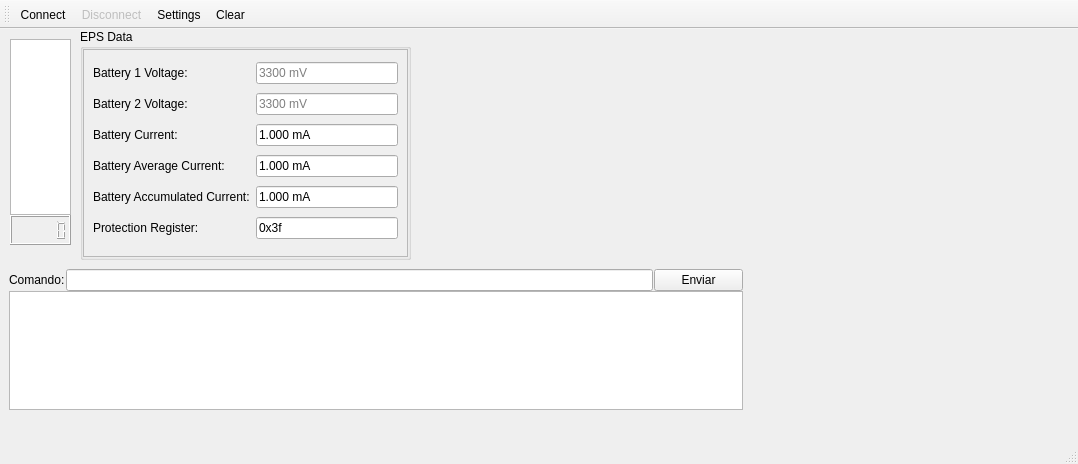
Before: the Qt Designer form CubeSAT_COM/mainwindow.ui in renatomeneghin/CubeSAT_COM_App, drawn with Qt 5.
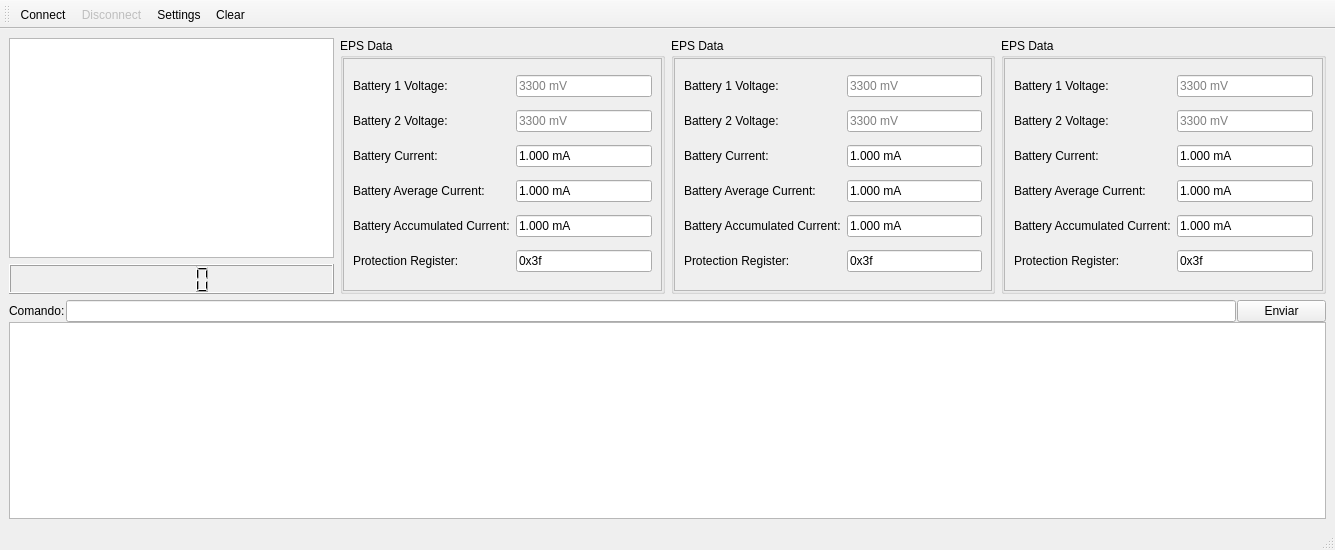
After: the same form once the commit is applied. Icons and pictures are not drawn.

The edit to the form file:
```diff
--- a/CubeSAT_COM/mainwindow.ui
+++ b/CubeSAT_COM/mainwindow.ui
@@ -6,92 +6,20 @@
    <rect>
     <x>0</x>
     <y>0</y>
-    <width>1078</width>
-    <height>464</height>
+    <width>1335</width>
+    <height>550</height>
    </rect>
   </property>
   <property name="windowTitle">
    <string>Controlador CubeSAT - SpaceLAB UFSC</string>
   </property>
   <widget class="QWidget" name="centralwidget">
-   <widget class="QFrame" name="verticalFrame_2">
-    <property name="geometry">
-     <rect>
-      <x>9</x>
-      <y>240</y>
-      <width>734</width>
-      <height>141</height>
-     </rect>
-    </property>
-    <property name="sizePolicy">
-     <sizepolicy hsizetype="Preferred" vsizetype="Preferred">
-      <horstretch>0</horstretch>
-      <verstretch>0</verstretch>
-     </sizepolicy>
-    </property>
-    <layout class="QVBoxLayout" name="verticalLayout_3">
-     <property name="spacing">
-      <number>0</number>
-     </property>
-     <property name="sizeConstraint">
-      <enum>QLayout::SetDefaultConstraint</enum>
-     </property>
-     <property name="leftMargin">
-      <number>0</number>
-     </property>
-     <property name="topMargin">
-      <number>0</number>
-     </property>
-     <property name="rightMargin">
-      <number>0</number>
-     </property>
-     <property name="bottomMargin">
-      <number>0</number>
-     </property>
-     <item>
-      <layout class="QHBoxLayout" name="horizontalLayout">
-       <property name="spacing">
-        <number>1</number>
-       </property>
-       <item>
-        <widget class="QLabel" name="texto_Comando">
-         <property name="text">
-          <string>Comando:</string>
-         </property>
-        </widget>
-       </item>
-       <item>
-        <widget class="QLineEdit" name="Comando"/>
-       </item>
-       <item>
-        <widget class="QPushButton" name="Enviar">
-         <property name="minimumSize">
-          <size>
-           <width>89</width>
-           <height>0</height>
-          </size>
-         </property>
-         <property name="text">
-          <string>Enviar</string>
-         </property>
-        </widget>
-       </item>
-      </layout>
-     </item>
-     <item>
-      <widget class="QPlainTextEdit" name="Texto_Recebido"/>
-     </item>
-    </layout>
-   </widget>
+   <layout class="QGridLayout" name="gridLayout_7">
+    <item row="0" column="0">
+     <widget class="QGraphicsView" name="Bateria_imagem"/>
+    </item>
+    <item row="0" column="1" rowspan="2">
    <widget class="QGroupBox" name="groupBox">
-    <property name="geometry">
-     <rect>
-      <x>80</x>
-      <y>0</y>
-      <width>331</width>
-      <height>231</height>
-     </rect>
-    </property>
     <property name="title">
      <string>EPS Data</string>
     </property>
@@ -121,8 +49,8 @@
          <rect>
           <x>0</x>
           <y>0</y>
-          <width>323</width>
-          <height>203</height>
+            <width>317</width>
+            <height>200</height>
          </rect>
         </property>
         <layout class="QGridLayout" name="gridLayout_2">
@@ -264,25 +192,359 @@
      </item>
     </layout>
    </widget>
-   <widget class="QGraphicsView" name="Bateria_imagem">
+    </item>
+    <item row="0" column="2" rowspan="2">
+     <widget class="QGroupBox" name="groupBox_2">
+      <property name="title">
+       <string>EPS Data</string>
+      </property>
+      <layout class="QGridLayout" name="gridLayout_3">
+       <property name="leftMargin">
+        <number>0</number>
+       </property>
+       <property name="topMargin">
+        <number>0</number>
+       </property>
+       <property name="rightMargin">
+        <number>0</number>
+       </property>
+       <property name="bottomMargin">
+        <number>0</number>
+       </property>
+       <property name="spacing">
+        <number>0</number>
+       </property>
+       <item row="0" column="1">
+        <widget class="QScrollArea" name="scrollArea_2">
+         <property name="widgetResizable">
+          <bool>true</bool>
+         </property>
+         <widget class="QWidget" name="scrollAreaWidgetContents_2">
     <property name="geometry">
      <rect>
-      <x>10</x>
-      <y>10</y>
-      <width>61</width>
-      <height>176</height>
-     </rect>
-    </property>
-   </widget>
+            <x>0</x>
+            <y>0</y>
+            <width>316</width>
+            <height>200</height>
+           </rect>
+          </property>
+          <layout class="QGridLayout" name="gridLayout_4">
+           <item row="0" column="0">
+            <widget class="QLabel" name="Bateria1_2">
+             <property name="text">
+              <string>Battery 1 Voltage:</string>
+             </property>
+             <property name="buddy">
+              <cstring>Bat_1_mV</cstring>
+             </property>
+            </widget>
+           </item>
+           <item row="0" column="1">
+            <widget class="QLineEdit" name="Bat_1_mV_2">
+             <property name="readOnly">
+              <bool>true</bool>
+             </property>
+             <property name="placeholderText">
+              <string>3300 mV</string>
+             </property>
+            </widget>
+           </item>
+           <item row="1" column="0">
+            <widget class="QLabel" name="Bateria2_2">
+             <property name="text">
+              <string>Battery 2 Voltage:</string>
+             </property>
+             <property name="buddy">
+              <cstring>Bat_2_mV</cstring>
+             </property>
+            </widget>
+           </item>
+           <item row="1" column="1">
+            <widget class="QLineEdit" name="Bat_2_mV_2">
+             <property name="readOnly">
+              <bool>true</bool>
+             </property>
+             <property name="placeholderText">
+              <string>3300 mV</string>
+             </property>
+            </widget>
+           </item>
+           <item row="2" column="0">
+            <widget class="QLabel" name="Corrente_Bateria_2">
+             <property name="text">
+              <string>Battery Current:</string>
+             </property>
+             <property name="buddy">
+              <cstring>Bat_mA</cstring>
+             </property>
+            </widget>
+           </item>
+           <item row="2" column="1">
+            <widget class="QLineEdit" name="Bat_mA_2">
+             <property name="text">
+              <string>1.000 mA</string>
+             </property>
+             <property name="readOnly">
+              <bool>true</bool>
+             </property>
+             <property name="placeholderText">
+              <string>3300 mV</string>
+             </property>
+            </widget>
+           </item>
+           <item row="3" column="0">
+            <widget class="QLabel" name="Corrente_media_Bateria_2">
+             <property name="text">
+              <string>Battery Average Current:</string>
+             </property>
+             <property name="buddy">
+              <cstring>Bat_mA_avg</cstring>
+             </property>
+            </widget>
+           </item>
+           <item row="3" column="1">
+            <widget class="QLineEdit" name="Bat_mA_avg_2">
+             <property name="text">
+              <string>1.000 mA</string>
+             </property>
+             <property name="readOnly">
+              <bool>true</bool>
+             </property>
+             <property name="placeholderText">
+              <string>3300 mV</string>
+             </property>
+            </widget>
+           </item>
+           <item row="4" column="0">
+            <widget class="QLabel" name="label_10">
+             <property name="text">
+              <string>Battery Accumulated Current:</string>
+             </property>
+             <property name="buddy">
+              <cstring>Bat_mA_Acc</cstring>
+             </property>
+            </widget>
+           </item>
+           <item row="4" column="1">
+            <widget class="QLineEdit" name="Bat_mA_Acc_2">
+             <property name="text">
+              <string>1.000 mA</string>
+             </property>
+             <property name="readOnly">
+              <bool>true</bool>
+             </property>
+             <property name="placeholderText">
+              <string>3300 mV</string>
+             </property>
+            </widget>
+           </item>
+           <item row="5" column="0">
+            <widget class="QLabel" name="label_12">
+             <property name="text">
+              <string>Protection Register:</string>
+             </property>
+             <property name="buddy">
+              <cstring>Protection_reg</cstring>
+             </property>
+            </widget>
+           </item>
+           <item row="5" column="1">
+            <widget class="QLineEdit" name="Protection_reg_2">
+             <property name="text">
+              <string>0x3f</string>
+             </property>
+             <property name="readOnly">
+              <bool>true</bool>
+             </property>
+             <property name="placeholderText">
+              <string>3300 mV</string>
+             </property>
+            </widget>
+           </item>
+          </layout>
+         </widget>
+        </widget>
+       </item>
+      </layout>
+     </widget>
+    </item>
+    <item row="0" column="3" rowspan="2">
+     <widget class="QGroupBox" name="groupBox_3">
+      <property name="title">
+       <string>EPS Data</string>
+      </property>
+      <layout class="QGridLayout" name="gridLayout_5">
+       <property name="leftMargin">
+        <number>0</number>
+       </property>
+       <property name="topMargin">
+        <number>0</number>
+       </property>
+       <property name="rightMargin">
+        <number>0</number>
+       </property>
+       <property name="bottomMargin">
+        <number>0</number>
+       </property>
+       <property name="spacing">
+        <number>0</number>
+       </property>
+       <item row="0" column="1">
+        <widget class="QScrollArea" name="scrollArea_3">
+         <property name="widgetResizable">
+          <bool>true</bool>
+         </property>
+         <widget class="QWidget" name="scrollAreaWidgetContents_3">
+          <property name="geometry">
+           <rect>
+            <x>0</x>
+            <y>0</y>
+            <width>317</width>
+            <height>200</height>
+           </rect>
+          </property>
+          <layout class="QGridLayout" name="gridLayout_6">
+           <item row="0" column="0">
+            <widget class="QLabel" name="Bateria1_3">
+             <property name="text">
+              <string>Battery 1 Voltage:</string>
+             </property>
+             <property name="buddy">
+              <cstring>Bat_1_mV</cstring>
+             </property>
+            </widget>
+           </item>
+           <item row="0" column="1">
+            <widget class="QLineEdit" name="Bat_1_mV_3">
+             <property name="readOnly">
+              <bool>true</bool>
+             </property>
+             <property name="placeholderText">
+              <string>3300 mV</string>
+             </property>
+            </widget>
+           </item>
+           <item row="1" column="0">
+            <widget class="QLabel" name="Bateria2_3">
+             <property name="text">
+              <string>Battery 2 Voltage:</string>
+             </property>
+             <property name="buddy">
+              <cstring>Bat_2_mV</cstring>
+             </property>
+            </widget>
+           </item>
+           <item row="1" column="1">
+            <widget class="QLineEdit" name="Bat_2_mV_3">
+             <property name="readOnly">
+              <bool>true</bool>
+             </property>
+             <property name="placeholderText">
+              <string>3300 mV</string>
+             </property>
+            </widget>
+           </item>
+           <item row="2" column="0">
+            <widget class="QLabel" name="Corrente_Bateria_3">
+             <property name="text">
+              <string>Battery Current:</string>
+             </property>
+             <property name="buddy">
+              <cstring>Bat_mA</cstring>
+             </property>
+            </widget>
+           </item>
+           <item row="2" column="1">
+            <widget class="QLineEdit" name="Bat_mA_3">
+             <property name="text">
+              <string>1.000 mA</string>
+             </property>
+             <property name="readOnly">
+              <bool>true</bool>
+             </property>
+             <property name="placeholderText">
+              <string>3300 mV</string>
+             </property>
+            </widget>
+           </item>
+           <item row="3" column="0">
+            <widget class="QLabel" name="Corrente_media_Bateria_3">
+             <property name="text">
+              <string>Battery Average Current:</string>
+             </property>
+             <property name="buddy">
+              <cstring>Bat_mA_avg</cstring>
+             </property>
+            </widget>
+           </item>
+           <item row="3" column="1">
+            <widget class="QLineEdit" name="Bat_mA_avg_3">
+             <property name="text">
+              <string>1.000 mA</string>
+             </property>
+             <property name="readOnly">
+              <bool>true</bool>
+             </property>
+             <property name="placeholderText">
+              <string>3300 mV</string>
+             </property>
+            </widget>
+           </item>
+           <item row="4" column="0">
+            <widget class="QLabel" name="label_13">
+             <property name="text">
+              <string>Battery Accumulated Current:</string>
+             </property>
+             <property name="buddy">
+              <cstring>Bat_mA_Acc</cstring>
+             </property>
+            </widget>
+           </item>
+           <item row="4" column="1">
+            <widget class="QLineEdit" name="Bat_mA_Acc_3">
+             <property name="text">
+              <string>1.000 mA</string>
+             </property>
+             <property name="readOnly">
+              <bool>true</bool>
+             </property>
+             <property name="placeholderText">
+              <string>3300 mV</string>
+             </property>
+            </widget>
+           </item>
+           <item row="5" column="0">
+            <widget class="QLabel" name="label_14">
+             <property name="text">
+              <string>Protection Register:</string>
+             </property>
+             <property name="buddy">
+              <cstring>Protection_reg</cstring>
+             </property>
+            </widget>
+           </item>
+           <item row="5" column="1">
+            <widget class="QLineEdit" name="Protection_reg_3">
+             <property name="text">
+              <string>0x3f</string>
+             </property>
+             <property name="readOnly">
+              <bool>true</bool>
+             </property>
+             <property name="placeholderText">
+              <string>3300 mV</string>
+             </property>
+            </widget>
+           </item>
+          </layout>
+         </widget>
+        </widget>
+       </item>
+      </layout>
+     </widget>
+    </item>
+    <item row="1" column="0">
    <widget class="QLCDNumber" name="Bateria_numero">
-    <property name="geometry">
-     <rect>
-      <x>10</x>
-      <y>186</y>
-      <width>61</width>
-      <height>30</height>
-     </rect>
-    </property>
     <property name="minimumSize">
      <size>
       <width>0</width>
@@ -298,6 +560,71 @@
      <bool>true</bool>
     </property>
    </widget>
+    </item>
+    <item row="2" column="0" colspan="4">
+     <widget class="QFrame" name="verticalFrame_2">
+      <property name="sizePolicy">
+       <sizepolicy hsizetype="Preferred" vsizetype="Preferred">
+        <horstretch>0</horstretch>
+        <verstretch>0</verstretch>
+       </sizepolicy>
+      </property>
+      <layout class="QVBoxLayout" name="verticalLayout_3">
+       <property name="spacing">
+        <number>0</number>
+       </property>
+       <property name="sizeConstraint">
+        <enum>QLayout::SetDefaultConstraint</enum>
+       </property>
+       <property name="leftMargin">
+        <number>0</number>
+       </property>
+       <property name="topMargin">
+        <number>0</number>
+       </property>
+       <property name="rightMargin">
+        <number>0</number>
+       </property>
+       <property name="bottomMargin">
+        <number>0</number>
+       </property>
+       <item>
+        <layout class="QHBoxLayout" name="horizontalLayout">
+         <property name="spacing">
+          <number>1</number>
+         </property>
+         <item>
+          <widget class="QLabel" name="texto_Comando">
+           <property name="text">
+            <string>Comando:</string>
+           </property>
+          </widget>
+         </item>
+         <item>
+          <widget class="QLineEdit" name="Comando"/>
+         </item>
+         <item>
+          <widget class="QPushButton" name="Enviar">
+           <property name="minimumSize">
+            <size>
+             <width>89</width>
+             <height>0</height>
+            </size>
+           </property>
+           <property name="text">
+            <string>Enviar</string>
+           </property>
+          </widget>
+         </item>
+        </layout>
+       </item>
+       <item>
+        <widget class="QPlainTextEdit" name="Texto_Recebido"/>
+       </item>
+      </layout>
+     </widget>
+    </item>
+   </layout>
   </widget>
   <widget class="QMenuBar" name="menubar">
    <property name="geometry">
```
Left out of the diff: 24 changed lines with no effect on the pictures. Lines whose indentation alone changed are shown as unchanged.
